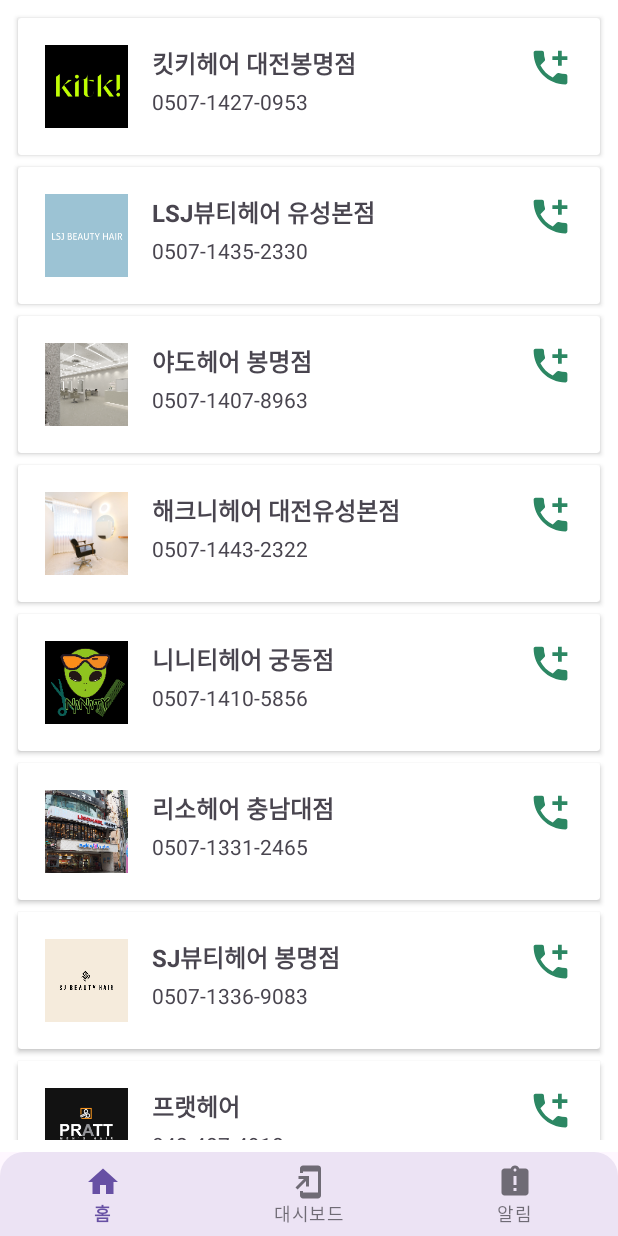
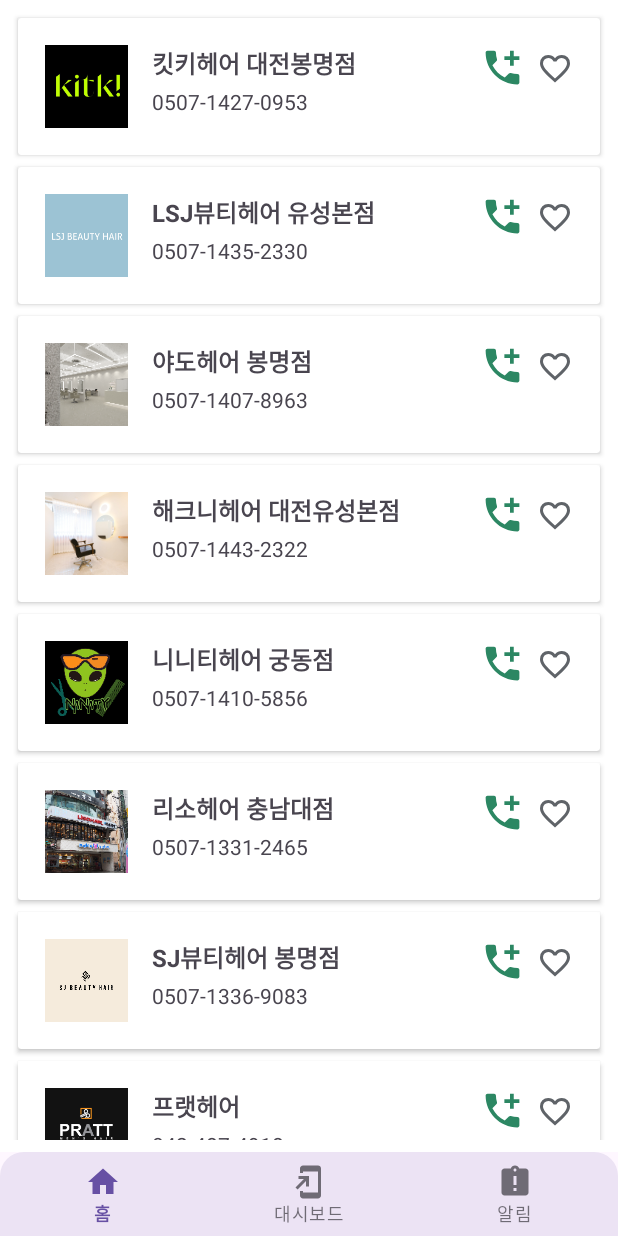
Before and after one commit to Ea3124/MadCamp1stWeek, an Android app: the HomeFragment screen opened directly, with no data from a screen before it, on a phone screen of 412 x 824 dp. Run offline under Robolectric (Android 15) with nearby library versions, the phone set to English and light mode, and no system bars.

Commit message:
feat: heart구현

```diff
--- a/app/src/main/java/com/example/madcamp1stweek/HairShop.kt
+++ b/app/src/main/java/com/example/madcamp1stweek/HairShop.kt
@@ -1,13 +1,8 @@
 package com.example.madcamp1stweek
-
-//data class HairShop(
-//    val id: Int,
-//    val name: String,
-//    val phone: String
-//)
 
 data class HairShop(
     val name: String,
     val phoneNumber: String,
-    val imageResId: Int // 로컬 drawable 리소스 ID
+    val imageResId: Int, // 로컬 drawable 리소스 ID
+    var myshop: Boolean = false // 즐겨찾기 상태 추가
 )
--- a/app/src/main/java/com/example/madcamp1stweek/HairShopAdaptor.kt
+++ b/app/src/main/java/com/example/madcamp1stweek/HairShopAdaptor.kt
@@ -1,6 +1,8 @@
 package com.example.madcamp1stweek
 
+import android.content.Context
 import android.content.Intent
+import android.content.SharedPreferences
 import android.net.Uri
 import android.view.LayoutInflater
 import android.view.View
@@ -10,7 +12,16 @@ import android.widget.TextView
 import androidx.recyclerview.widget.RecyclerView
 import com.bumptech.glide.Glide
 
-class HairShopAdapter(private val shopList: List<HairShop>) : RecyclerView.Adapter<HairShopAdapter.HairShopViewHolder>() {
+class HairShopAdapter(
+    private val shopList: List<HairShop>,
+    private val context: Context
+) : RecyclerView.Adapter<HairShopAdapter.HairShopViewHolder>() {
+
+    private val sharedPreferences: SharedPreferences =
+        context.getSharedPreferences("shared_prefs", Context.MODE_PRIVATE)
+
+    // 키 이름: "liked_shops"
+    private val likedShopsKey = "liked_shops"
 
     // ViewHolder 클래스
     class HairShopViewHolder(itemView: View) : RecyclerView.ViewHolder(itemView) {
@@ -18,6 +29,7 @@ class HairShopAdapter(private val shopList: List<HairShop>) : RecyclerView.Adapt
         val textViewName: TextView = itemView.findViewById(R.id.textViewName)
         val textViewPhone: TextView = itemView.findViewById(R.id.textViewPhone)
         val imageViewCall: ImageView = itemView.findViewById(R.id.imageViewCall)
+        val imageViewHeart: ImageView = itemView.findViewById(R.id.imageViewHeart) // 하트 아이콘 추가
     }
 
     // 아이템 레이아웃을 생성
@@ -37,12 +49,42 @@ class HairShopAdapter(private val shopList: List<HairShop>) : RecyclerView.Adapt
             .load(shop.imageResId)
             .into(holder.imageView)
 
+        // 하트 아이콘 상태 설정
+        if (shop.myshop) {
+            holder.imageViewHeart.setImageResource(R.drawable.ic_heart_filled) // 빨간 하트
+        } else {
+            holder.imageViewHeart.setImageResource(R.drawable.ic_heart_empty) // 빈 하트
+        }
+
         // 전화 아이콘 클릭 리스너 설정
         holder.imageViewCall.setOnClickListener {
             val dialIntent = Intent(Intent.ACTION_DIAL)
             dialIntent.data = Uri.parse("tel:${shop.phoneNumber}")
             holder.itemView.context.startActivity(dialIntent)
         }
+
+        // 하트 아이콘 클릭 리스너
+        holder.imageViewHeart.setOnClickListener {
+            // 상태 토글
+            shop.myshop = !shop.myshop
+
+            // SharedPreferences 업데이트
+            val editor = sharedPreferences.edit()
+            val likedShops = sharedPreferences.getStringSet(likedShopsKey, mutableSetOf())?.toMutableSet()
+                ?: mutableSetOf()
+
+            if (shop.myshop) {
+                likedShops.add(shop.phoneNumber)
+            } else {
+                likedShops.remove(shop.phoneNumber)
+            }
+
+            editor.putStringSet(likedShopsKey, likedShops)
+            editor.apply()
+
+            // UI 업데이트
+            notifyItemChanged(holder.adapterPosition)
+        }
     }
 
     // 아이템의 총 개수 반환
--- a/app/src/main/java/com/example/madcamp1stweek/HomeFragment.kt
+++ b/app/src/main/java/com/example/madcamp1stweek/HomeFragment.kt
@@ -1,5 +1,7 @@
 package com.example.madcamp1stweek
 
+import android.content.Context
+import android.content.SharedPreferences
 import android.os.Bundle
 import androidx.fragment.app.Fragment
 import android.view.LayoutInflater
@@ -13,6 +15,8 @@ class HomeFragment : Fragment() {
     private lateinit var recyclerViewShops: RecyclerView
     private lateinit var shopAdapter: HairShopAdapter
     private lateinit var shopList: List<HairShop>
+    private lateinit var sharedPreferences: SharedPreferences
+    private val likedShopsKey = "liked_shops"
 
     override fun onCreateView(
         inflater: LayoutInflater, container: ViewGroup?,
@@ -24,14 +28,27 @@ class HomeFragment : Fragment() {
     override fun onViewCreated(view: View, savedInstanceState: Bundle?) {
         super.onViewCreated(view, savedInstanceState)
 
+        // SharedPreferences 참조
+        sharedPreferences = requireContext().getSharedPreferences("shared_prefs", Context.MODE_PRIVATE)
+        val likedShops = sharedPreferences.getStringSet(likedShopsKey, mutableSetOf())
+
         // RecyclerView 참조
         recyclerViewShops = view.findViewById(R.id.recyclerViewShops)
 
         // 데이터 초기화
         shopList = generateDummyShops()
 
+        // SharedPreferences에서 불러온 즐겨찾기 목록을 기반으로 myshop 설정
+        for (shop in shopList) {
+            if (likedShops?.contains(shop.phoneNumber) == true) {
+                shop.myshop = true
+            } else {
+                shop.myshop = false
+            }
+        }
+
         // Adapter 설정
-        shopAdapter = HairShopAdapter(shopList)
+        shopAdapter = HairShopAdapter(shopList, requireContext())
 
         // LayoutManager 설정 (LinearLayoutManager 사용)
         recyclerViewShops.layoutManager = LinearLayoutManager(requireContext())
--- /dev/null
+++ b/app/src/main/res/drawable/ic_heart_empty.xml
@@ -0,0 +1,9 @@
+<vector xmlns:android="http://schemas.android.com/apk/res/android"
+    android:width="24dp"
+    android:height="24dp"
+    android:viewportWidth="960"
+    android:viewportHeight="960">
+  <path
+      android:pathData="m480,840 l-58,-52q-101,-91 -167,-157T150,512.5Q111,460 95.5,416T80,326q0,-94 63,-157t157,-63q52,0 99,22t81,62q34,-40 81,-62t99,-22q94,0 157,63t63,157q0,46 -15.5,90T810,512.5Q771,565 705,631T538,788l-58,52ZM480,732q96,-86 158,-147.5t98,-107q36,-45.5 50,-81t14,-70.5q0,-60 -40,-100t-100,-40q-47,0 -87,26.5T518,280h-76q-15,-41 -55,-67.5T300,186q-60,0 -100,40t-40,100q0,35 14,70.5t50,81q36,45.5 98,107T480,732ZM480,459Z"
+      android:fillColor="#5f6368"/>
+</vector>
--- /dev/null
+++ b/app/src/main/res/drawable/ic_heart_filled.xml
@@ -0,0 +1,9 @@
+<vector xmlns:android="http://schemas.android.com/apk/res/android"
+    android:width="24dp"
+    android:height="24dp"
+    android:viewportWidth="960"
+    android:viewportHeight="960">
+  <path
+      android:pathData="M718,647 L604,534l57,-56 57,56 141,-141 57,56 -198,198ZM440,459ZM440,840L313,726q-72,-65 -123.5,-116t-85,-96q-33.5,-45 -49,-87T40,339q0,-94 63,-156.5T260,120q52,0 99,22t81,62q34,-40 81,-62t99,-22q81,0 136,45.5T831,280h-85q-18,-40 -53,-60t-73,-20q-51,0 -88,27.5T463,300h-46q-31,-45 -70.5,-72.5T260,200q-57,0 -98.5,39.5T120,339q0,33 14,67t50,78.5q36,44.5 98,104T440,732q26,-23 61,-53t56,-50l9,9 19.5,19.5L605,677l9,9q-22,20 -56,49.5T498,788l-58,52Z"
+      android:fillColor="#EA3323"/>
+</vector>
--- a/app/src/main/res/layout/item_shop.xml
+++ b/app/src/main/res/layout/item_shop.xml
@@ -53,6 +53,16 @@
             android:clickable="true"
             android:focusable="true" />
 
+        <!-- 좋아요(하트) 아이콘 추가 -->
+        <ImageView
+            android:id="@+id/imageViewHeart"
+            android:layout_width="32dp"
+            android:layout_height="32dp"
+            android:src="@drawable/ic_heart_empty"
+            android:clickable="true"
+            android:focusable="true"
+            android:paddingStart="8dp" />
+
     </LinearLayout>
 
 </androidx.cardview.widget.CardView>
```
